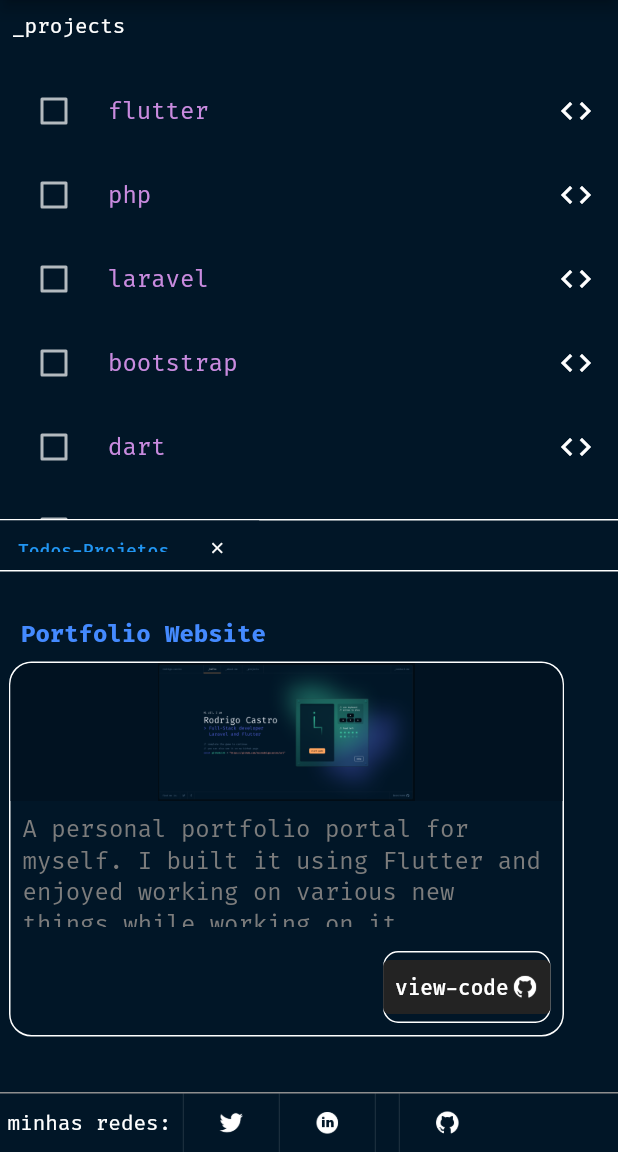
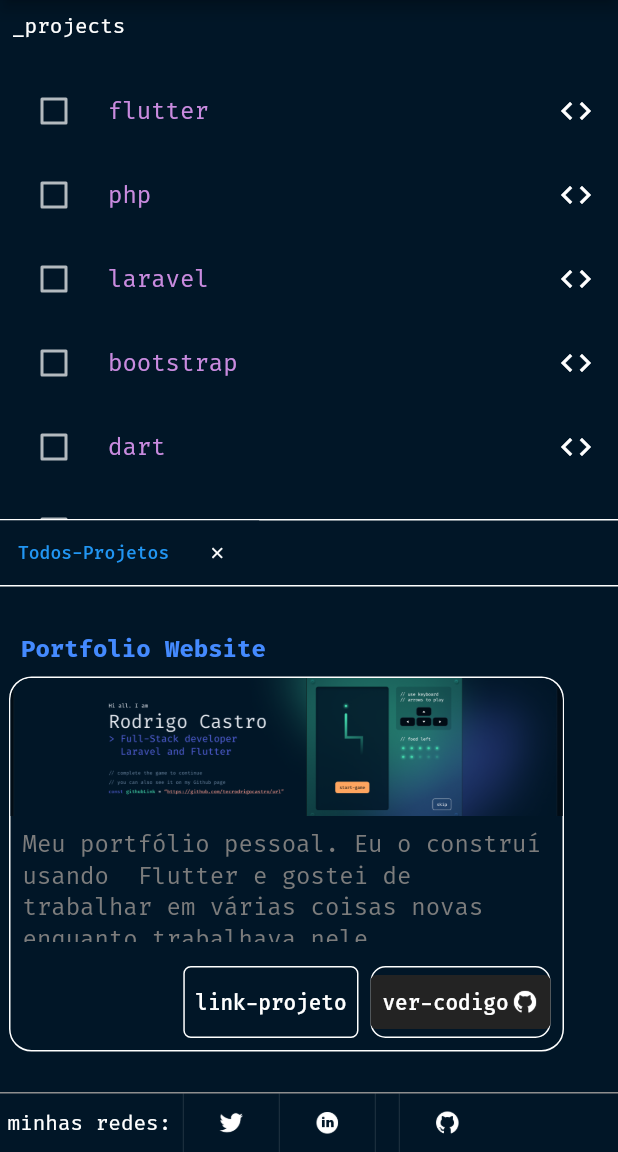
Before and after one commit to tecrodrigocastro/redrodrigo, a Flutter app: the screen it shows after launch, swiped to page 3, on a phone screen of 412 x 824 dp, the part 84-1236 px from its top. Run offline on Flutter 3.47's test engine with Material 2 defaults, Android fonts, the phone set to English and light mode, and no system bars; our stand-ins replace bloc, dio, flutter_bloc, flutter_markdown, freezed_annotation.

Commit message:
adjusting info site

```diff
--- a/lib/pages/contact_page/widgets/contact_form.dart
+++ b/lib/pages/contact_page/widgets/contact_form.dart
@@ -252,8 +252,9 @@ class _ContatcFormState extends State<ContatcForm> {
           Expanded(
             flex: 1,
             child: Padding(
-                padding: const EdgeInsets.all(20).copyWith(top: 50),
-                child: const ContactFormSnippet()),
+              padding: const EdgeInsets.all(20).copyWith(top: 50),
+              child: const ContactFormSnippet(),
+            ),
           ),
         ]
       ],
--- a/lib/pages/projects_page/data/projects_list_data.dart
+++ b/lib/pages/projects_page/data/projects_list_data.dart
@@ -5,7 +5,7 @@ List<ProjectEntity> listOfProjects = [
   ProjectEntity(
     title: 'Portfolio Website',
     projectDescription:
-        'A personal portfolio portal for myself. I built it using Flutter and enjoyed working on various new things while working on it',
+        'Meu portfólio pessoal. Eu o construí usando  Flutter e gostei de trabalhar em várias coisas novas enquanto trabalhava nele',
     id: 'rodrigo-portfolio',
     techStackUsed: [
       TechStack.flutter,
@@ -19,99 +19,50 @@ List<ProjectEntity> listOfProjects = [
       'Snack Game',
     ],
     thumbnail: 'assets/images/project.png',
+    liveProjectLink: 'https://tecrodrigocastro.github.io/#/',
   ),
   ProjectEntity(
-    title: 'E-commerce',
-    projectDescription:
-        'A personal portfolio portal for myself. I built it using Flutter and enjoyed working on various new things while working on it',
+    title: 'Website Orbe Telecom ',
+    projectDescription: 'Reformulei o site da empresa usando Flutter para web',
+    id: 'orbe-website',
+    techStackUsed: [
+      TechStack.flutter,
+      TechStack.dart,
+    ],
+    //githubLink: 'https://github.com/tecrodrigocastro/redrodrigo',
+    highlights: [
+      'MapBox',
+      'SliverList',
+      'Used freezed + build_runner',
+    ],
+    thumbnail: 'assets/images/orbe.png',
+    liveProjectLink: 'https://orbetelecom.com.br/#/',
+  ),
+  ProjectEntity(
+    title: 'EM BREVE',
+    projectDescription: 'Irei atualizar com todos os meus projetos',
     id: 'rodrigo-portfolio',
     techStackUsed: [
       TechStack.php,
-      TechStack.flutter,
-      TechStack.laravel,
+      TechStack.bootstrap,
+      TechStack.mysql,
+      TechStack.laravel
     ],
-    githubLink: 'https://github.com/tecrodrigocastro/redrodrigo',
-    highlights: [
-      'VSCode like theme',
-      'BLoc/Cubit state management',
-      'Used freezed + build_runner',
-      'Snack Game',
-    ],
-    thumbnail: 'assets/images/project.png',
+    githubLink: 'https://github.com/tecrodrigocastro/',
+    highlights: [],
+    thumbnail: 'assets/images/breve.jpg',
   ),
   ProjectEntity(
-    title: 'CRUD',
-    projectDescription:
-        'A personal portfolio portal for myself. I built it using Flutter and enjoyed working on various new things while working on it',
+    title: 'EM BREVE',
+    projectDescription: 'Irei atualizar com todos os meus projetos',
     id: 'rodrigo-portfolio',
     techStackUsed: [
       TechStack.php,
       TechStack.bootstrap,
       TechStack.mysql,
     ],
-    githubLink: 'https://github.com/tecrodrigocastro/redrodrigo',
-    highlights: [
-      'VSCode like theme',
-      'BLoc/Cubit state management',
-      'Used freezed + build_runner',
-      'Snack Game',
-    ],
-    thumbnail: 'assets/images/project.png',
-  ),
-  ProjectEntity(
-    title: 'Portfolio Website',
-    projectDescription:
-        'A personal portfolio portal for myself. I built it using Flutter and enjoyed working on various new things while working on it',
-    id: 'rodrigo-portfolio',
-    techStackUsed: [
-      TechStack.flutter,
-      TechStack.dart,
-    ],
-    githubLink: 'https://github.com/tecrodrigocastro/redrodrigo',
-    highlights: [
-      'VSCode like theme',
-      'BLoc/Cubit state management',
-      'Used freezed + build_runner',
-      'Snack Game',
-    ],
-    thumbnail: 'assets/images/project.png',
-  ),
-  ProjectEntity(
-    title: 'E-commerce',
-    projectDescription:
-        'A personal portfolio portal for myself. I built it using Flutter and enjoyed working on various new things while working on it',
-    id: 'rodrigo-portfolio',
-    techStackUsed: [
-      TechStack.php,
-      TechStack.flutter,
-      TechStack.laravel,
-    ],
-    githubLink: 'https://github.com/tecrodrigocastro/redrodrigo',
-    highlights: [
-      'VSCode like theme',
-      'BLoc/Cubit state management',
-      'Used freezed + build_runner',
-      'Snack Game',
-    ],
-    thumbnail: 'assets/images/project.png',
-  ),
-  ProjectEntity(
-    title: 'CRUD',
-    projectDescription:
-        'A personal portfolio portal for myself. I built it using Flutter and enjoyed working on various new things while working on it',
-    id: 'rodrigo-portfolio',
-    techStackUsed: [
-      TechStack.php,
-      TechStack.bootstrap,
-      TechStack.mysql,
-    ],
-    githubLink: 'https://github.com/tecrodrigocastro/redrodrigo',
-    highlights: [
-      'VSCode like theme',
-      'BLoc/Cubit state management',
-      'Used freezed + build_runner',
-      'Snack Game',
-    ],
-    thumbnail: 'assets/images/project.png',
+    githubLink: 'https://github.com/tecrodrigocastro/',
+    highlights: [],
+    thumbnail: 'assets/images/breve.jpg',
   ),
 ];
--- a/lib/pages/projects_page/widgets/project_card.dart
+++ b/lib/pages/projects_page/widgets/project_card.dart
@@ -59,7 +59,7 @@ class _ProjectCardState extends State<ProjectCard> {
                     image: AssetImage(
                       widget.project.thumbnail!,
                     ),
-                    fit: BoxFit.contain,
+                    fit: BoxFit.cover,
                   ),
                 ),
               ),
@@ -139,7 +139,7 @@ class _ProjectCardState extends State<ProjectCard> {
                                 widget.project.liveProjectLink!);
                           },
                           child: const Text(
-                            'live-project',
+                            'link-projeto',
                             style: TextStyle(
                               color: secondaryWhiteColor,
                             ),
@@ -167,7 +167,7 @@ class _ProjectCardState extends State<ProjectCard> {
                           child: Row(
                             children: [
                               const Text(
-                                'view-code',
+                                'ver-codigo',
                                 style: TextStyle(
                                   color: secondaryWhiteColor,
                                 ),
--- a/lib/pages/projects_page/widgets/projects_main_content.dart
+++ b/lib/pages/projects_page/widgets/projects_main_content.dart
@@ -15,7 +15,7 @@ class ProjectsMainContent extends StatelessWidget {
     return Column(
       children: [
         Container(
-          height: 35,
+          height: 45,
           width: double.infinity,
           decoration: const BoxDecoration(
               color: primaryColor,
--- a/lib/shared/constants/constants.dart
+++ b/lib/shared/constants/constants.dart
@@ -9,6 +9,14 @@ const String linkedinIconPath = 'assets/icons/linkedin.png';
 const String githubIconPath = 'assets/icons/github.png';
 const String instagramIconPath = 'assets/icons/instagram.png';
 
+const String githubLink = 'https://github.com/tecrodrigocastro';
+const String twitterLink = 'https://twitter.com/Redrodrigoc';
+const String youtubeLink = 'https://youtube.com/@rodrigocastro8772';
+const String telLink = 'tel:85991546543';
+const String linkedinLink =
+    'https://www.linkedin.com/in/rodrigo-castro-8422a7145/';
+const String emailLink = 'malito:tec.rodrigocastro@gmail.com';
+
 const Map<TextType, Color> textColorMap = {
   TextType.keyword: accentPurpleColor,
   TextType.symbol: secondaryWhiteColor,
```
Also changed, not shown: lib/pages/contact_page/widgets/contact_form_snippet.dart (+4 -4 lines), lib/pages/contact_page/widgets/contact_sidebar_widget.dart (+16 -5 lines), lib/pages/contact_page/widgets/item_sidebar.dart (+9 -1 lines), lib/shared/widgets/custom_footer.dart (+11 -3 lines), lib/shared/widgets/custom_footer_mobile.dart (+11 -3 lines), assets/images/breve.jpg (added), 1 other file.
